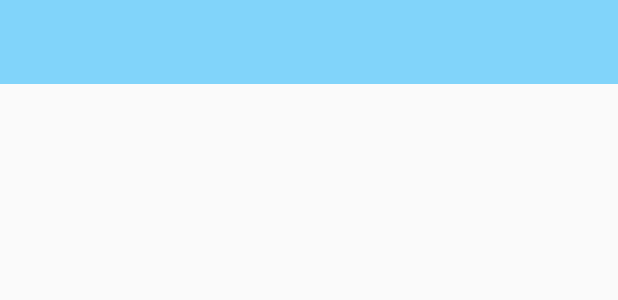
After one commit to songmho/Coy, an Android app: the layout activity_calendar.xml on its own in the app's theme, with its tools: preview values and no code run, on a phone screen of 412 x 824 dp. The commit adds this screen. Shown: the top 300 px of the screen. Run offline under Robolectric (Android 15) with nearby library versions, the phone set to English and light mode, and no system bars.

Commit message:
Mypage Acitvity, SplashAcitivty, CalendarActivity 생성

```diff
--- /dev/null
+++ b/app/src/main/res/layout/activity_calendar.xml
@@ -0,0 +1,16 @@
+<?xml version="1.0" encoding="utf-8"?>
+<LinearLayout xmlns:android="http://schemas.android.com/apk/res/android"
+    android:orientation="vertical" android:layout_width="match_parent"
+    android:layout_height="match_parent">
+
+    <LinearLayout
+        android:layout_width="match_parent"
+        android:layout_height="match_parent"
+        android:orientation="vertical">
+
+        <include
+            layout="@layout/tool_bar"
+            android:id="@+id/toolbar"/>
+
+        </LinearLayout>
+</LinearLayout>
```
Also changed, not shown: app/src/main/AndroidManifest.xml (+19 -0 lines), app/src/main/java/com/asc/coy/CalendarActivity.java (added, +21 -0 lines), app/src/main/java/com/asc/coy/MainActivity.java (+22 -1 lines), app/src/main/java/com/asc/coy/MypageAcitivty.java (added, +24 -0 lines), app/src/main/java/com/asc/coy/SplashActivity.java (added, +30 -0 lines), app/src/main/res/layout/activity_mypage.xml (added, +16 -0 lines), app/src/main/res/layout/activity_splash.xml (added, +7 -0 lines).
